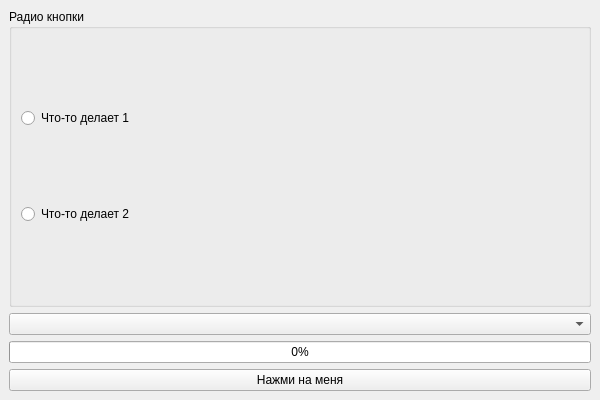
Above: lib/MainWindow.ui from grisaia-dev/QT_3 before the change. Below: the same form after it.
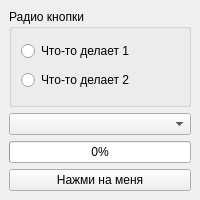
That is the form after the change.

```diff
--- a/lib/MainWindow.ui
+++ b/lib/MainWindow.ui
@@ -9,8 +9,8 @@
    <rect>
     <x>0</x>
     <y>0</y>
-    <width>600</width>
-    <height>400</height>
+    <width>200</width>
+    <height>200</height>
    </rect>
   </property>
   <property name="minimumSize">
@@ -21,8 +21,8 @@
   </property>
   <property name="maximumSize">
    <size>
-    <width>600</width>
-    <height>400</height>
+    <width>3860</width>
+    <height>2560</height>
    </size>
   </property>
   <property name="windowTitle">
```
